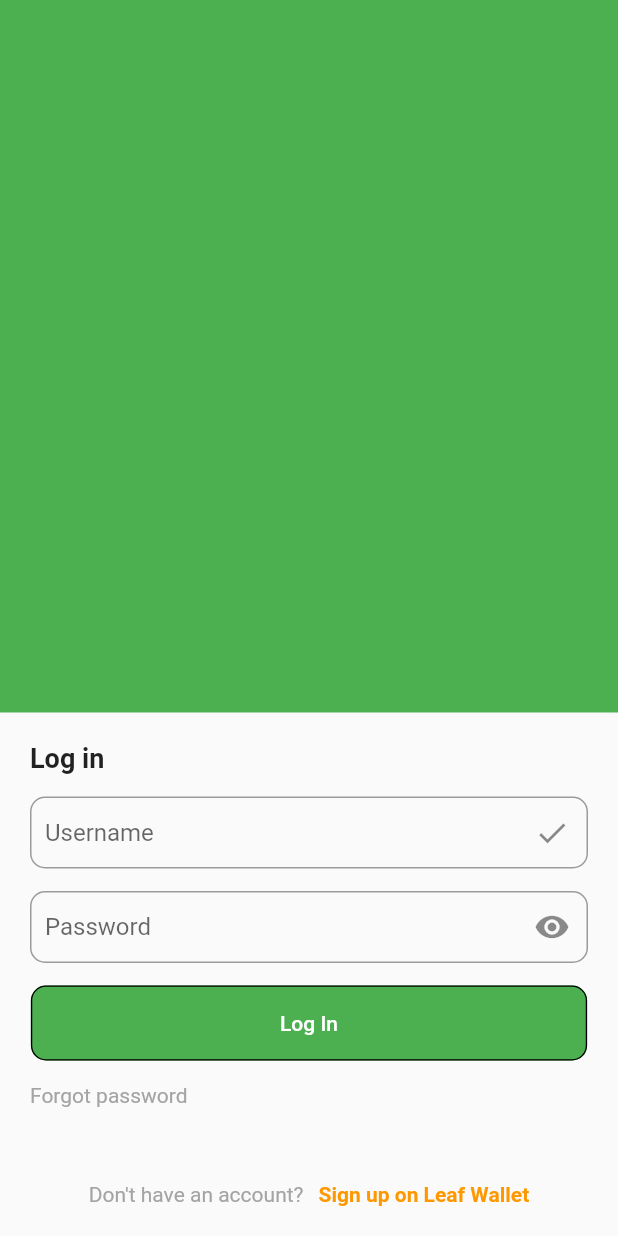
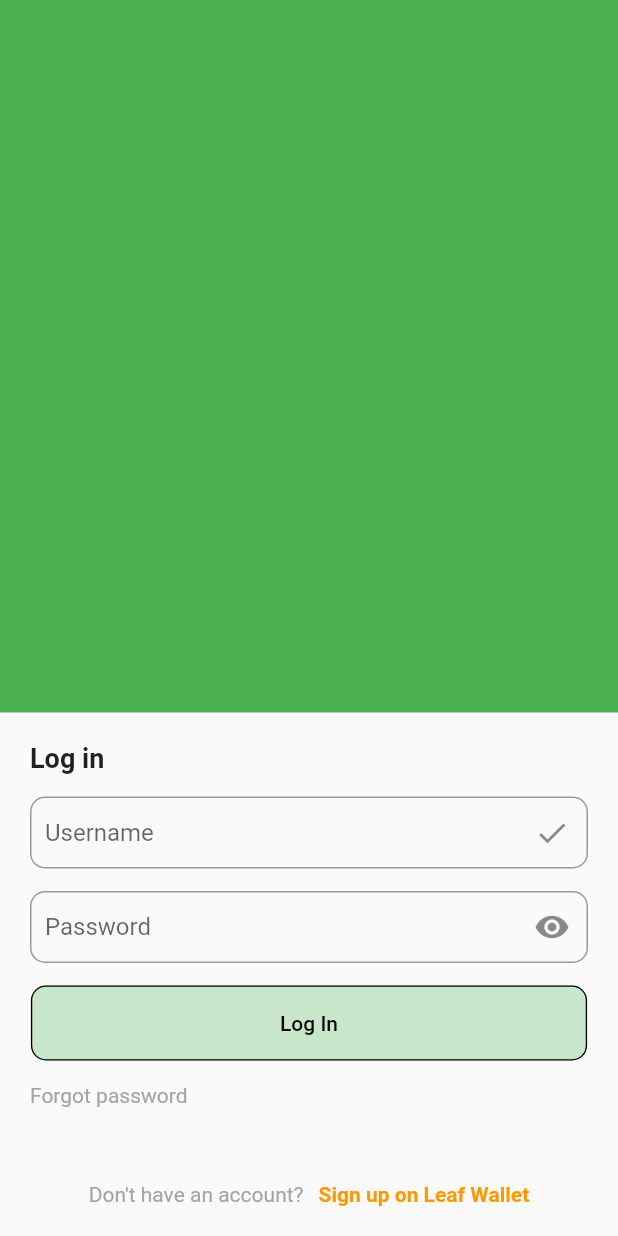
Before and after one commit to coretech/leaf_loan_app, a Flutter app: the LoginScreen screen opened by its route, on a phone screen of 412 x 824 dp. Run offline on Flutter 3.47's test engine with Material 2 defaults, Android fonts, the phone set to English and light mode, and no system bars; our stand-ins replace dartz, firebase_core, flutter_bloc, get_it, hive_flutter, intro_slider and 1 more; accounts and stored records are empty; statements that could not run were skipped.

Commit message:
feat: add authentication v1

```diff
--- a/lib/app.dart
+++ b/lib/app.dart
@@ -1,6 +1,7 @@
 import 'package:flutter/material.dart';
 import 'package:loan_app/core/core.dart';
 import 'package:loan_app/features/authentication/authentication.dart';
+import 'package:loan_app/features/authentication/presentation/bloc/auth/auth.dart';
 import 'package:loan_app/features/features.dart';
 import 'package:loan_app/features/home/home.dart';
 import 'package:loan_app/features/onboarding/onboarding.dart';
@@ -12,7 +13,9 @@ class App extends StatelessWidget {
   Widget build(BuildContext context) {
     return MaterialApp(
       routes: {
-        LoginScreen.routeName: (context) => const LoginScreen(),
+        LoginScreen.routeName: (context) => LoginScreen(
+              authCubit: AuthCubit(AuthenticationRemoteRepository()),
+            ),
         LoanHistoryScreen.routeName: (context) => const LoanHistoryScreen(),
         MainScreen.routeName: (context) => const NewHomeScreen(),
         OnboardingScreen.routeName: (ctx) => OnboardingScreen(),
--- a/lib/features/authentication/domain/repositories/authentication_repository.dart
+++ b/lib/features/authentication/domain/repositories/authentication_repository.dart
@@ -1,8 +1,11 @@
+import 'package:dartz/dartz.dart';
 import 'package:loan_app/features/authentication/authentication.dart';
 
 abstract class AuthenticationRepository {
-  Future<AuthenticationResult> login({
+  Future<Either<AuthFailure, AuthenticationResult>> login({
     required String username,
     required String password,
   });
 }
+
+class AuthFailure {}
--- /dev/null
+++ b/lib/features/authentication/presentation/bloc/auth/auth.dart
@@ -0,0 +1,2 @@
+export 'auth_cubit.dart';
+export 'auth_state.dart';
--- /dev/null
+++ b/lib/features/authentication/presentation/bloc/auth/auth_cubit.dart
@@ -0,0 +1,26 @@
+import 'package:flutter_bloc/flutter_bloc.dart';
+
+import 'package:loan_app/features/authentication/authentication.dart';
+import 'package:loan_app/features/authentication/presentation/bloc/auth/auth.dart';
+
+class AuthCubit extends Cubit<AuthState> {
+  AuthCubit(
+    this.authenticationRepository,
+  ) : super(AuthStateInitial());
+  final AuthenticationRepository authenticationRepository;
+
+  Future<void> login({
+    required String username,
+    required String password,
+  }) async {
+    emit(Authenticating());
+    var authResult = await authenticationRepository.login(
+      username: username,
+      password: password,
+    );
+    authResult.fold(
+      (l) => emit(AuthenticationFailed()),
+      (r) => emit(Authenticated()),
+    );
+  }
+}
--- /dev/null
+++ b/lib/features/authentication/presentation/bloc/auth/auth_state.dart
@@ -0,0 +1,9 @@
+abstract class AuthState {}
+
+class AuthStateInitial extends AuthState {}
+
+class Authenticating extends AuthState {}
+
+class Authenticated extends AuthState {}
+
+class AuthenticationFailed extends AuthState {}
--- /dev/null
+++ b/lib/features/authentication/presentation/bloc/bloc.dart
@@ -0,0 +1 @@
+export 'auth/auth.dart';
--- a/lib/features/authentication/presentation/screens/login_screen.dart
+++ b/lib/features/authentication/presentation/screens/login_screen.dart
@@ -1,10 +1,18 @@
 import 'package:flutter/material.dart';
+import 'package:flutter_bloc/flutter_bloc.dart';
+
 import 'package:loan_app/features/authentication/authentication.dart';
+import 'package:loan_app/features/authentication/presentation/bloc/auth/auth.dart';
+import 'package:loan_app/features/home/home.dart';
 
 class LoginScreen extends StatefulWidget {
   static const String routeName = '/login';
 
-  const LoginScreen({Key? key}) : super(key: key);
+  const LoginScreen({
+    Key? key,
+    required this.authCubit,
+  }) : super(key: key);
+  final AuthCubit authCubit;
 
   @override
   State<LoginScreen> createState() => _LoginScreenState();
@@ -12,6 +20,8 @@ class LoginScreen extends StatefulWidget {
 
 class _LoginScreenState extends State<LoginScreen> {
   final _formKey = GlobalKey<FormState>();
+  final TextEditingController usernameController = TextEditingController();
+  final TextEditingController passwordController = TextEditingController();
 
   @override
   Widget build(BuildContext context) {
@@ -40,33 +50,87 @@ class _LoginScreenState extends State<LoginScreen> {
                 style: TextStyle(fontSize: 18, fontWeight: FontWeight.bold),
               ),
               sizedBoxFifteen,
-              Form(
+              BlocConsumer<AuthCubit, AuthState>(
+                bloc: widget.authCubit,
+                builder: (context, state) {
+                  return Form(
                     key: _formKey,
                     child: Column(
                       children: [
-                    AuthTextField(hintText: 'Username'),
+                        AuthTextField(
+                          controller: usernameController,
+                          hintText: 'Username',
+                        ),
                         sizedBoxFifteen,
-                    AuthTextField(hintText: 'Password'),
+                        AuthTextField(
+                          controller: passwordController,
+                          hintText: 'Password',
+                        ),
                         sizedBoxFifteen,
                         TextButton(
-                        onPressed: () {},
-                        child: Text(
+                            onPressed: !(state is Authenticating)
+                                ? () {
+                                    widget.authCubit.login(
+                                      username: usernameController.text,
+                                      password: passwordController.text,
+                                    );
+                                  }
+                                : null,
+                            child: Row(
+                              mainAxisAlignment: MainAxisAlignment.center,
+                              children: [
+                                if (state is Authenticating)
+                                  SizedBox(
+                                    child: CircularProgressIndicator(
+                                      strokeWidth: 1,
+                                      color: Theme.of(context)
+                                          .colorScheme
+                                          .onPrimary,
+                                    ),
+                                    height: 20,
+                                    width: 20,
+                                  ),
+                                if (state is Authenticating)
+                                  SizedBox(
+                                    width: 10,
+                                  ),
+                                Text(
                                   'Log In',
-                          style: TextStyle(color: Colors.white),
+                                ),
+                              ],
                             ),
                             style: TextButton.styleFrom(
-                          fixedSize:
-                              Size(MediaQuery.of(context).size.width * 0.9, 50),
+                              backgroundColor:
+                                  Theme.of(context).primaryColorLight,
+                              fixedSize: Size(
+                                  MediaQuery.of(context).size.width * 0.9, 50),
+                              padding: EdgeInsets.symmetric(
+                                  horizontal: 25, vertical: 12),
                               primary: Colors.black,
-                          backgroundColor: Theme.of(context).primaryColor,
                               shape: RoundedRectangleBorder(
                                   borderRadius: BorderRadius.circular(10)),
                               side: BorderSide(color: Colors.black, width: 0.9),
-                          padding: EdgeInsets.symmetric(
-                              horizontal: 25, vertical: 12),
                             ))
                       ],
                     ),
+                  );
+                },
+                listener: (context, state) {
+                  if (state is AuthenticationFailed) {
+                    ScaffoldMessenger.of(context).showSnackBar(
+                      SnackBar(
+                        content: Text('Authentication Failed'),
+                      ),
+                    );
+                  } else if (state is Authenticated) {
+                    Navigator.of(context).pushAndRemoveUntil(
+                      MaterialPageRoute(builder: (context) {
+                        return NewHomeScreen();
+                      }),
+                      (route) => false,
+                    );
+                  }
+                },
               ),
               sizedBoxFifteen,
               Text(
--- a/lib/features/authentication/presentation/widgets/auth_text_field.dart
+++ b/lib/features/authentication/presentation/widgets/auth_text_field.dart
@@ -2,21 +2,21 @@ import 'package:flutter/material.dart';
 
 class AuthTextField extends StatelessWidget {
   final String hintText;
-  final int? maxlines;
-  final validator, onsaved;
+  final TextEditingController controller;
 
-  const AuthTextField(
-      {required this.hintText, this.validator, this.onsaved, this.maxlines});
+  const AuthTextField({
+    Key? key,
+    required this.hintText,
+    required this.controller,
+  }) : super(key: key);
   @override
   Widget build(BuildContext context) {
     return TextFormField(
-      validator: validator,
-      onSaved: onsaved,
+      controller: controller,
       keyboardType: hintText == 'Username'
           ? TextInputType.emailAddress
           : TextInputType.text,
       obscureText: hintText == 'Password',
-      maxLines: maxlines ?? 1,
       decoration: InputDecoration(
           suffixIcon: hintText == "Username"
               ? Icon(Icons.check)
@@ -28,7 +28,9 @@ class AuthTextField extends StatelessWidget {
           focusedBorder: OutlineInputBorder(
               borderSide: BorderSide(color: Color(0xFF0120F1), width: 0.7)),
           contentPadding: EdgeInsets.symmetric(
-              horizontal: 10, vertical: maxlines != null ? 10 : 0)),
+            horizontal: 10,
+            vertical: 10,
+          )),
     );
   }
 }
--- a/pubspec.yaml
+++ b/pubspec.yaml
@@ -23,6 +23,7 @@ environment:
 dependencies:
     flutter:
         sdk: flutter
+    dartz: ^0.10.0
     firebase_core: ^1.4.0
     firebase_messaging: ^10.0.4
     flutter_bloc: ^7.3.1
```
Also changed, not shown: lib/features/authentication/data/repository/authentication_remote_repository.dart (+24 -3 lines), pubspec.lock. Lines whose indentation alone changed are shown as unchanged.
